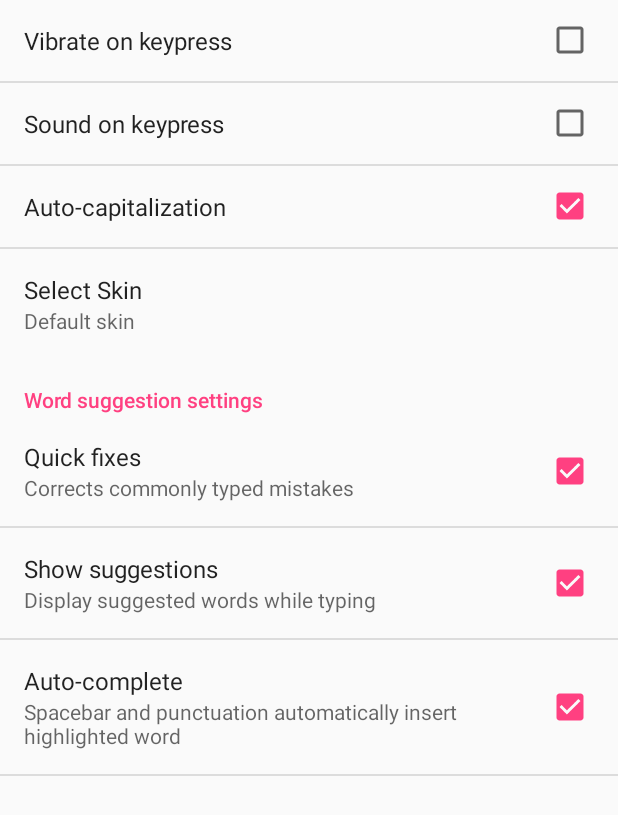
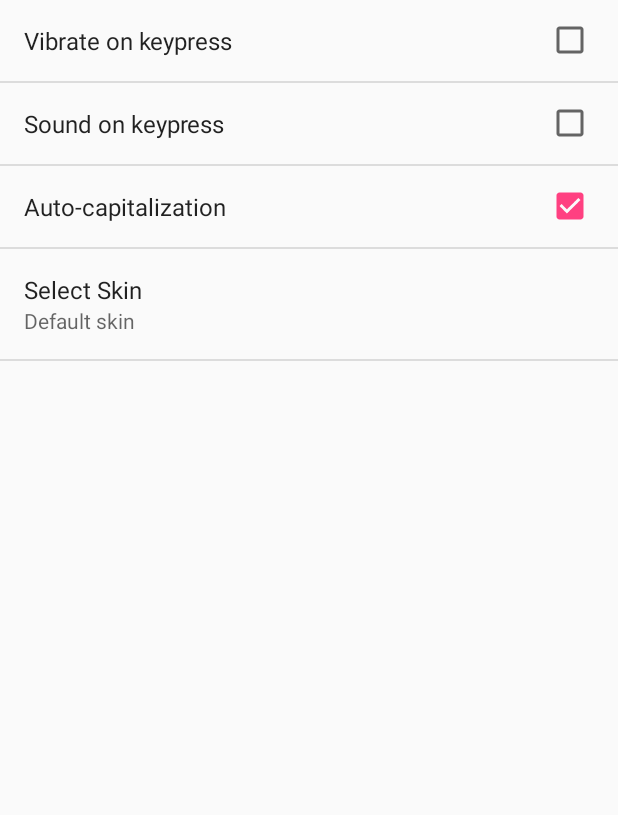
Before and after one commit to Seo-GwangHyeon/InvisibleMirror, an Android app: the KeyboardSettings screen opened directly, with no data from a screen before it, on a phone screen of 412 x 824 dp. Shown: the top 815 px of the screen. Run offline under Robolectric (Android 15) with nearby library versions, the phone set to English and light mode, and no system bars.

```diff
--- a/app/src/main/java/com/example/invisiblemirror/keyboard/inputmethod/CandidateView.java
+++ b/app/src/main/java/com/example/invisiblemirror/keyboard/inputmethod/CandidateView.java
@@ -394,7 +394,7 @@ public class CandidateView extends View {
                         TextEntryState.acceptedSuggestion(mSuggestions.get(0),
                                 mSelectedString);
                     }
-                    mService.pickSuggestionManually(mSelectedIndex, mSelectedString);
+                  //  mService.pickSuggestionManually(mSelectedIndex, mSelectedString);
                     mSelectedString = null;
                     mSelectedIndex = -1;
                 }
@@ -408,7 +408,7 @@ public class CandidateView extends View {
                         TextEntryState.acceptedSuggestion(mSuggestions.get(0),
                                 mSelectedString);
                     }
-                    mService.pickSuggestionManually(mSelectedIndex, mSelectedString);
+                 /*   mService.pickSuggestionManually(mSelectedIndex, mSelectedString);*/
                 }
             }
             mSelectedString = null;
@@ -434,7 +434,7 @@ public class CandidateView extends View {
             if (!mShowingCompletions) {
                 TextEntryState.acceptedSuggestion(mSuggestions.get(0), mSelectedString);
             }
-            mService.pickSuggestionManually(mSelectedIndex, mSelectedString);
+            /*mService.pickSuggestionManually(mSelectedIndex, mSelectedString);*/
         }
         invalidate();
         mHandler.sendMessageDelayed(mHandler.obtainMessage(MSG_REMOVE_THROUGH_PREVIEW), 200);
--- a/app/src/main/java/com/example/invisiblemirror/keyboard/inputmethod/KeyboardSettings.java
+++ b/app/src/main/java/com/example/invisiblemirror/keyboard/inputmethod/KeyboardSettings.java
@@ -32,13 +32,13 @@ public class KeyboardSettings extends PreferenceActivity
 	implements Preference.OnPreferenceChangeListener{
 
     private static final String QUICK_FIXES_KEY = "quick_fixes";
-    private static final String SHOW_SUGGESTIONS_KEY = "show_suggestions";
-    private static final String PREDICTION_SETTINGS_KEY = "prediction_settings";
+   // private static final String SHOW_SUGGESTIONS_KEY = "show_suggestions";
+   // private static final String PREDICTION_SETTINGS_KEY = "prediction_settings";
     private static final String PREF_SELECT_SKIN = "select_skin";
     //private static final String SHOW_SUGGESTIONS_KEY = "show_suggestions";
 
     private CheckBoxPreference mQuickFixes;
-    private CheckBoxPreference mShowSuggestions;
+//    private CheckBoxPreference mShowSuggestions;
     private ListPreference mSelectSkin;
 
     @Override
@@ -46,7 +46,7 @@ public class KeyboardSettings extends PreferenceActivity
         super.onCreate(icicle);
         addPreferencesFromResource(R.xml.prefs);
         mQuickFixes = (CheckBoxPreference) findPreference(QUICK_FIXES_KEY);
-        mShowSuggestions = (CheckBoxPreference) findPreference(SHOW_SUGGESTIONS_KEY);
+     //   mShowSuggestions = (CheckBoxPreference) findPreference(SHOW_SUGGESTIONS_KEY);
         mSelectSkin = (ListPreference) findPreference(PREF_SELECT_SKIN);
 
         mSelectSkin.setOnPreferenceChangeListener(this);
@@ -56,12 +56,12 @@ public class KeyboardSettings extends PreferenceActivity
     protected void onResume() {
         super.onResume();
         int autoTextSize = AutoText.getSize(getListView());
-        if (autoTextSize < 1) {
+     /*   if (autoTextSize < 1) {
             ((PreferenceGroup) findPreference(PREDICTION_SETTINGS_KEY))
                 .removePreference(mQuickFixes);
         } else {
             mShowSuggestions.setDependency(QUICK_FIXES_KEY);
-        }
+        }*/
 
         String val = mSelectSkin.getValue();
         setSkinPreferenceSummary(val);
--- a/app/src/main/res/xml/kbd_hangul.xml
+++ b/app/src/main/res/xml/kbd_hangul.xml
@@ -91,7 +91,7 @@
         <Key android:codes="12636" android:keyLabel="ㅜ"/>
         <Key android:codes="12641" android:keyLabel="ㅡ"/>
         <Key android:codes="-5" android:keyIcon="@drawable/sym_keyboard_delete"
-                android:keyWidth="11%p" android:keyEdgeFlags="right"
+                android:keyWidth="15%p" android:keyEdgeFlags="right"
                 android:iconPreview="@drawable/sym_keyboard_feedback_delete"
                 android:isRepeatable="true"/>
     </Row>
--- a/app/src/main/res/xml/prefs.xml
+++ b/app/src/main/res/xml/prefs.xml
@@ -46,7 +46,7 @@
 		android:dialogTitle="@string/select_skin"
         />
 
-    <PreferenceCategory
+<!--    <PreferenceCategory
             android:title="@string/prediction_category"
             android:key="prediction_settings">
 
@@ -75,5 +75,5 @@
             android:dependency="show_suggestions"
             />
 
-    </PreferenceCategory>
+    </PreferenceCategory>-->
 </PreferenceScreen>
```
Also changed, not shown: app/src/main/java/com/example/invisiblemirror/keyboard/inputmethod/SoftKeyboard.java (+22 -19 lines).
